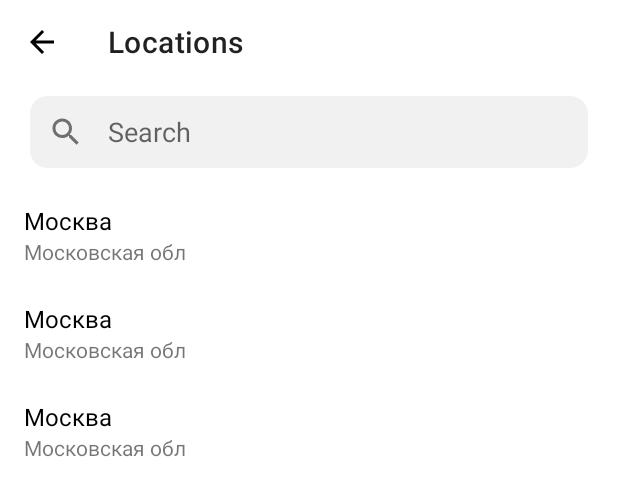
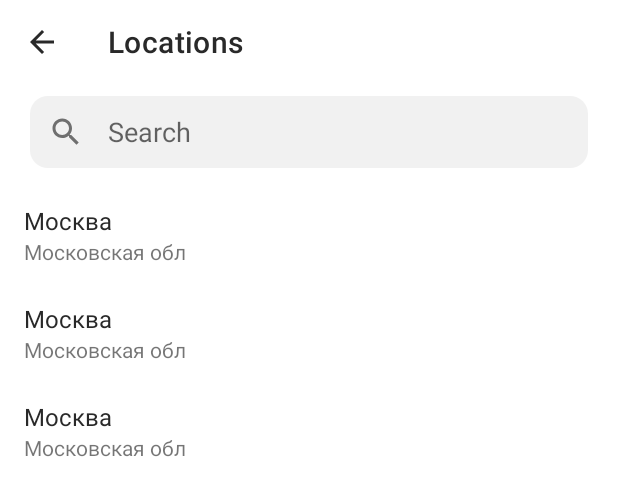
Before and after one commit to adkozlovskiy/weather-avito-start, an Android app: the layout location_fragment.xml on its own in the app's theme, with its tools: preview values and no code run, on a phone screen of 412 x 824 dp. Shown: the top 496 px of the screen. Run offline under Robolectric (Android 15) with nearby library versions, the phone set to English and light mode, and no system bars.

Commit message:
Some text colors fixed.

```diff
--- a/app/src/main/java/com/kozlovskiy/avitoweather/domain/worker/PeriodicForecastWorker.kt
+++ b/app/src/main/java/com/kozlovskiy/avitoweather/domain/worker/PeriodicForecastWorker.kt
@@ -86,11 +86,13 @@ class PeriodicForecastWorker @AssistedInject constructor(
     companion object {
         const val CHANNEL_ID = "periodic.worker.avito.weather"
         private const val HOUR_OF_NOTIFICATION = 9
+        private const val TAG = "periodic.worker"
 
         fun constructRequest(): WorkRequest {
             return OneTimeWorkRequestBuilder<PeriodicForecastWorker>()
                 .setInitialDelay(initialTimeDifference, TimeUnit.MILLISECONDS)
                 .setConstraints(constraints)
+                .addTag(TAG)
                 .build()
         }
 
--- a/app/src/main/res/layout/location_fragment.xml
+++ b/app/src/main/res/layout/location_fragment.xml
@@ -11,7 +11,8 @@
         android:layout_height="wrap_content"
         app:layout_constraintTop_toTopOf="parent"
         app:navigationIcon="@drawable/ic_return"
-        app:title="@string/locations" />
+        app:title="@string/locations"
+        app:titleTextColor="@color/black" />
 
     <com.google.android.material.textfield.TextInputLayout
         android:id="@+id/search"
--- a/app/src/main/res/layout/summary_fragment.xml
+++ b/app/src/main/res/layout/summary_fragment.xml
@@ -18,6 +18,7 @@
             android:layout_width="match_parent"
             android:layout_height="wrap_content"
             app:menu="@menu/toolbar_menu"
+            app:titleTextColor="@color/black"
             tools:title="Москва" />
     </com.google.android.material.appbar.AppBarLayout>
 
@@ -35,6 +36,7 @@
                 android:layout_width="wrap_content"
                 android:layout_height="wrap_content"
                 android:layout_marginTop="24dp"
+                android:textColor="@color/black"
                 android:textSize="48sp"
                 app:layout_constraintEnd_toStartOf="@id/iv_icon"
                 app:layout_constraintHorizontal_chainStyle="packed"
--- a/app/src/main/res/values/colors.xml
+++ b/app/src/main/res/values/colors.xml
@@ -2,6 +2,6 @@
 <resources>
     <color name="blue">#5A84CD</color>
     <color name="blue_variant">#314F83</color>
-    <color name="black">#FF000000</color>
+    <color name="black">#292929</color>
     <color name="white">#FFFFFFFF</color>
 </resources>
```
Also changed, not shown: app/src/main/java/com/kozlovskiy/avitoweather/presentation/MainActivity.kt (+3 -16 lines).
